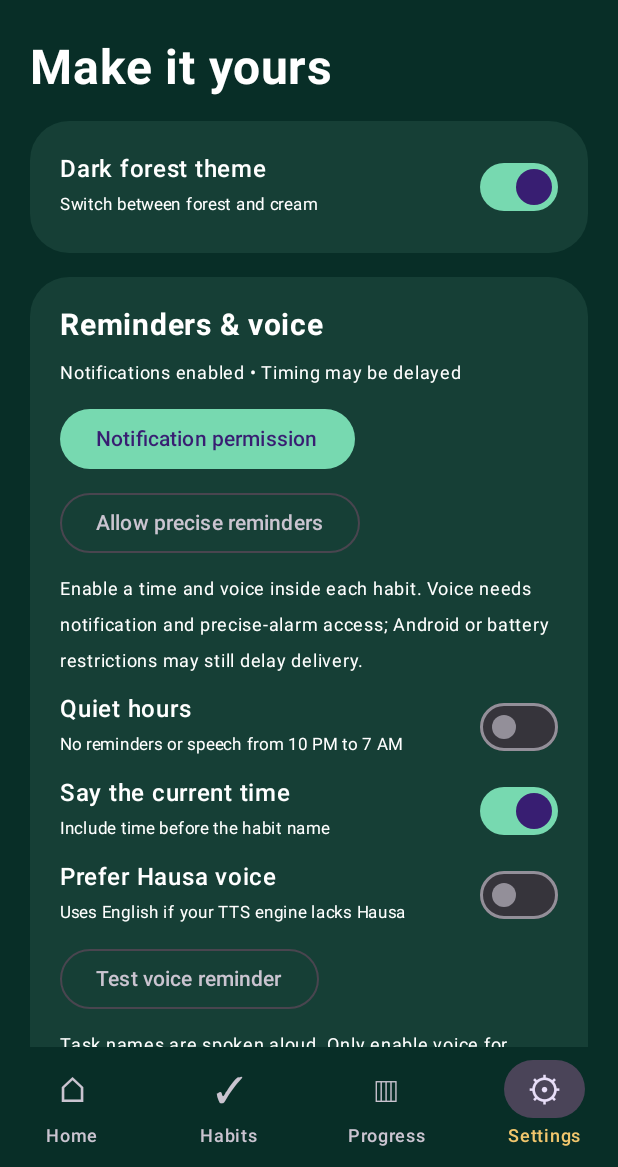
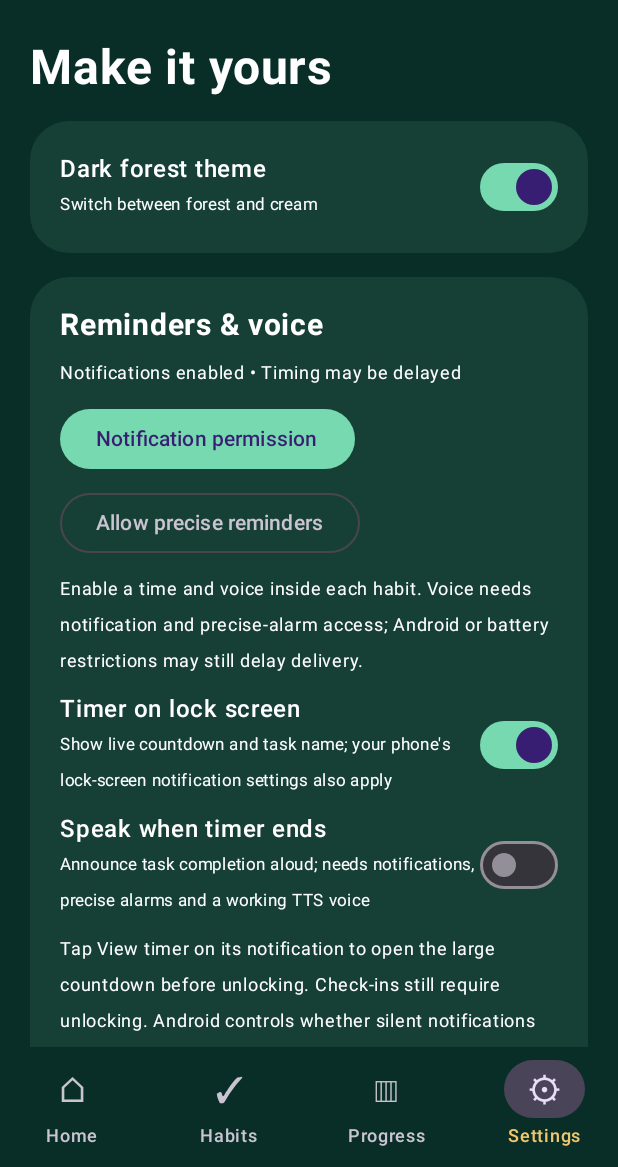
Before and after one commit to devmuhammad011/Day-by-Day, an Android app built with Jetpack Compose: the screen it shows after launch (MainActivity), item 4 of the bottom bar chosen, on a phone screen of 412 x 824 dp, the part 69-1236 px from its top. Run offline under Robolectric (Android 15) with nearby library versions, the phone set to English and light mode, and no system bars.

Commit message:
Show focus timer on lock screen and add opt-in spoken completion

```diff
--- a/app/build.gradle.kts
+++ b/app/build.gradle.kts
@@ -9,8 +9,8 @@ android {
         applicationId = "com.novastack.daybyday"
         minSdk = 26
         targetSdk = 35
-        versionCode = 5
-        versionName = "2.3"
+        versionCode = 6
+        versionName = "2.4"
     }
     buildFeatures { compose = true }
     compileOptions { sourceCompatibility = JavaVersion.VERSION_17; targetCompatibility = JavaVersion.VERSION_17 }
--- a/app/src/main/java/com/novastack/daybyday/MainActivity.kt
+++ b/app/src/main/java/com/novastack/daybyday/MainActivity.kt
@@ -75,6 +75,8 @@ private fun DayByDay(activity: MainActivity) {
     var dark by remember { mutableStateOf(prefs.getBoolean("dark", true)) }
     var quiet by remember { mutableStateOf(prefs.getBoolean("quiet", false)) }
     var hausa by remember { mutableStateOf(prefs.getBoolean("hausaVoice", false)) }
+    var lockTimer by remember { mutableStateOf(prefs.getBoolean("lockTimer", true)) }
+    var speakTimerEnd by remember { mutableStateOf(prefs.getBoolean("speakTimerEnd", false)) }
     var sayTime by remember { mutableStateOf(prefs.getBoolean("sayTime", true)) }
     var notifications by remember { mutableStateOf(notificationsAllowed(activity)) }
     var exact by remember { mutableStateOf(ReminderScheduler.exactAllowed(activity)) }
@@ -241,6 +243,13 @@ private fun DayByDay(activity: MainActivity) {
                             catch (_: Exception) { message = "Open phone Settings → Apps → Special app access → Alarms & reminders." }
                         }) { Text("Allow precise reminders") }
                         Text("Enable a time and voice inside each habit. Voice needs notification and precise-alarm access; Android or battery restrictions may still delay delivery.", fontSize = 12.sp)
+                        SettingToggle("Timer on lock screen", "Show live countdown and task name; your phone's lock-screen notification settings also apply", lockTimer) {
+                            lockTimer = it; prefs.edit().putBoolean("lockTimer", it).apply(); FocusTimer(activity).update()
+                        }
+                        SettingToggle("Speak when timer ends", "Announce task completion aloud; needs notifications, precise alarms and a working TTS voice", speakTimerEnd) {
+                            speakTimerEnd = it; prefs.edit().putBoolean("speakTimerEnd", it).apply()
+                        }
+                        Text("Tap View timer on its notification to open the large countdown before unlocking. Check-ins still require unlocking. Android controls whether silent notifications appear on your lock screen.", fontSize = 12.sp)
                         SettingToggle("Quiet hours", "No reminders or speech from 10 PM to 7 AM", quiet) { quiet = it; prefs.edit().putBoolean("quiet", it).apply() }
                         SettingToggle("Say the current time", "Include time before the habit name", sayTime) { sayTime = it; prefs.edit().putBoolean("sayTime", it).apply() }
                         SettingToggle("Prefer Hausa voice", "Uses English if your TTS engine lacks Hausa", hausa) { hausa = it; prefs.edit().putBoolean("hausaVoice", it).apply() }
@@ -257,7 +266,7 @@ private fun DayByDay(activity: MainActivity) {
                         OutlinedButton(onClick = { restore.launch(arrayOf("application/json", "text/plain", "application/octet-stream")) }) { Text("Restore backup") }
                         Text("Restoring replaces your current habits after confirmation. Export a backup first.", fontSize = 12.sp)
                     } }
-                    item { Text("DailyStride • Version 2.3\nSmall steps. Lasting change.", color = colors.primary, modifier = Modifier.padding(vertical = 16.dp)) }
+                    item { Text("DailyStride • Version 2.4\nSmall steps. Lasting change.", color = colors.primary, modifier = Modifier.padding(vertical = 16.dp)) }
                 }
             }
         }
--- a/app/src/main/java/com/novastack/daybyday/Reminders.kt
+++ b/app/src/main/java/com/novastack/daybyday/Reminders.kt
@@ -93,6 +93,7 @@ class VoiceReminderService : Service(), TextToSpeech.OnInitListener {
     private var focus: AudioFocusRequest? = null
     private val handler = Handler(Looper.getMainLooper())
     private var taskName = ""
+    private var completedTimer = false
     override fun onBind(intent: Intent?) = null
     override fun onStartCommand(intent: Intent?, flags: Int, startId: Int): Int {
         ReminderScheduler.channel(this)
@@ -103,6 +104,7 @@ class VoiceReminderService : Service(), TextToSpeech.OnInitListener {
             .setContentTitle("DailyStride voice reminder").setContentText("Speaking your selected habit reminder")
             .setContentIntent(open).setOnlyAlertOnce(true).build())
         taskName = intent?.getStringExtra("name") ?: "Your habit"
+        completedTimer = intent?.getBooleanExtra("completedTimer", false) ?: false
         val audio = getSystemService(AudioManager::class.java)
         if (ReminderScheduler.quiet(this) || getSystemService(NotificationManager::class.java).currentInterruptionFilter != NotificationManager.INTERRUPTION_FILTER_ALL || audio.ringerMode != AudioManager.RINGER_MODE_NORMAL || audio.isMusicActive) { stopSelf(); return START_NOT_STICKY }
         if (tts != null) { stopSelf(); return START_NOT_STICKY }
@@ -131,7 +133,9 @@ class VoiceReminderService : Service(), TextToSpeech.OnInitListener {
         })
         val time = LocalTime.now().format(DateTimeFormatter.ofPattern("h:mm a", Locale.ENGLISH))
         val prefix = if (prefs.getBoolean("sayTime", true)) if (hausa) "Yanzu karfe $time. " else "It is $time. " else ""
-        val text = prefix + if (hausa) "Lokacin $taskName ya yi." else "Time for $taskName."
+        val text = prefix + if (completedTimer) {
+            if (hausa) "Lokacin aikin $taskName ya cika. Ka yi kokari!" else "Your focus session for $taskName is complete. Well done!"
+        } else if (hausa) "Lokacin $taskName ya yi." else "Time for $taskName."
         if (engine.speak(text, TextToSpeech.QUEUE_FLUSH, null, "habit") == TextToSpeech.ERROR) stopSelf()
     }
     override fun onDestroy() {
```
Also changed, not shown: app/src/main/java/com/novastack/daybyday/FocusTimer.kt (+16 -1 lines), app/src/main/java/com/novastack/daybyday/TimerActivity.kt (+22 -2 lines), 1 other file.
